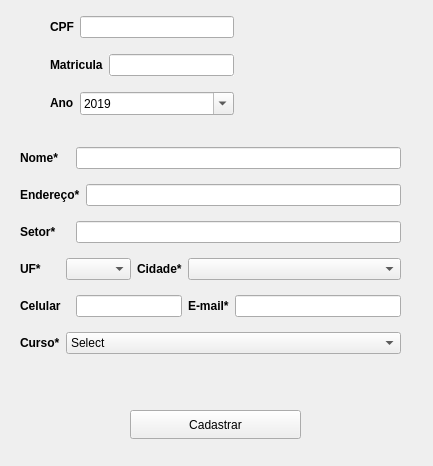
The window that SistemaDeMatriculas-V0/cadastroaluno.ui (leonardopereira10/UEG) describes before a commit, drawn with Qt 5.
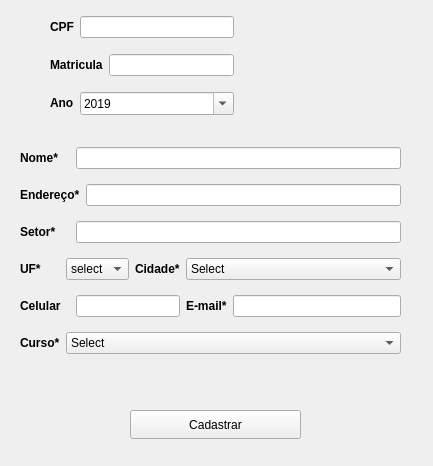
The same window after the commit. Icons and pictures are not drawn.

The edit to the form file:
```diff
--- a/SistemaDeMatriculas-V0/cadastroaluno.ui
+++ b/SistemaDeMatriculas-V0/cadastroaluno.ui
@@ -373,22 +373,25 @@
     <item row="3" column="1" colspan="3">
      <widget class="QComboBox" name="boxEstado">
       <property name="currentText">
-       <string/>
+       <string>select</string>
       </property>
       <property name="currentIndex">
-       <number>-1</number>
+       <number>0</number>
       </property>
       <item>
        <property name="text">
-        <string>Select</string>
+        <string>select</string>
        </property>
       </item>
      </widget>
     </item>
     <item row="3" column="5" colspan="3">
      <widget class="QComboBox" name="boxCidade">
+      <property name="currentText">
+       <string>Select</string>
+      </property>
       <property name="currentIndex">
-       <number>-1</number>
+       <number>0</number>
       </property>
       <item>
        <property name="text">
```
